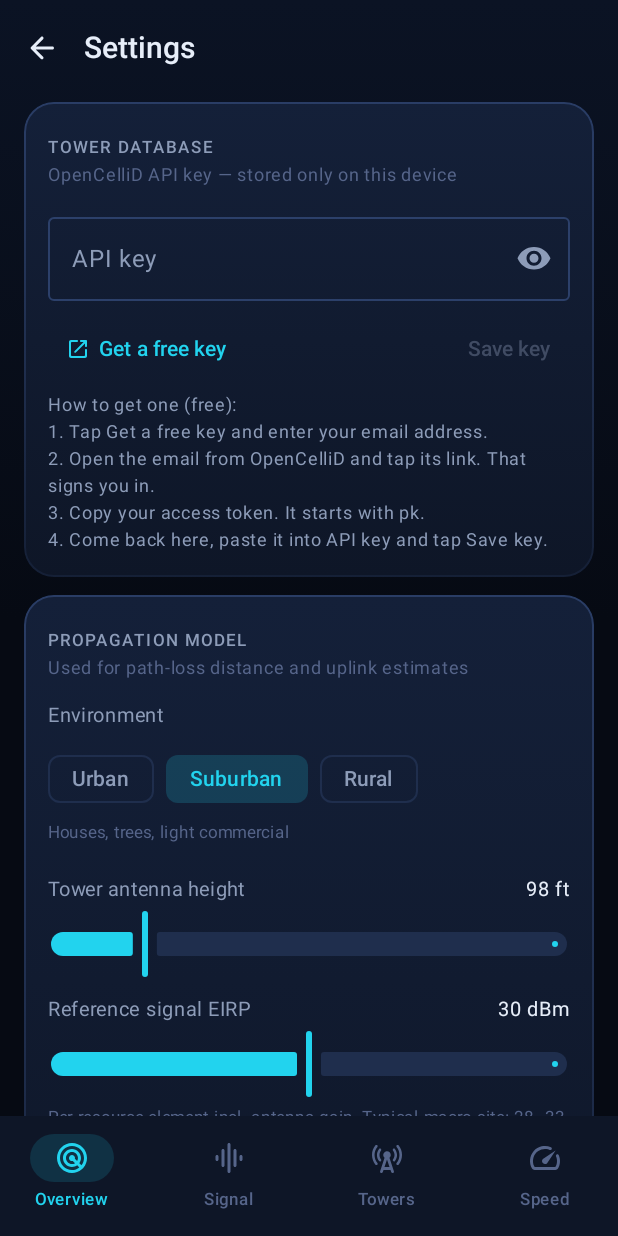
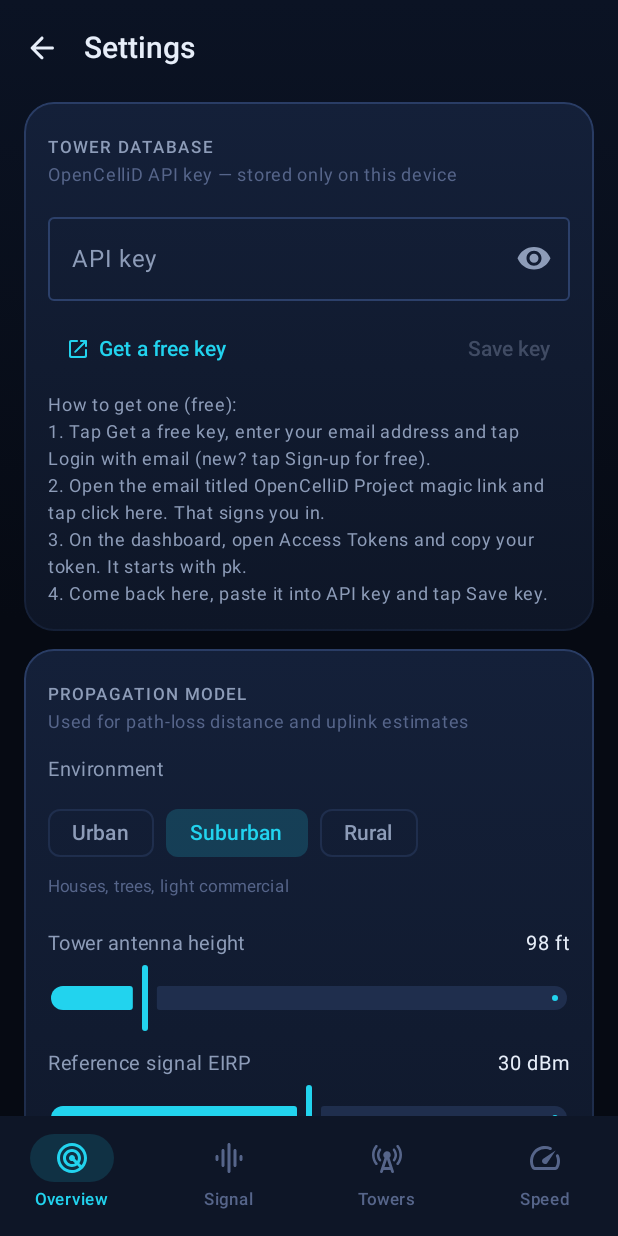
Before and after one commit to garyleebairdjr-cmyk/towerscope-live, an Android app built with Jetpack Compose: the screen it shows after launch (MainActivity), after a tap on "Settings", on a phone screen of 412 x 824 dp. Run offline under Robolectric (Android 15) with nearby library versions, the phone set to English and light mode, and no system bars; pictures from the network do not load.

Commit message:
Name the exact OpenCelliD screens in the key steps; link the picture guide
Co-Authored-By: Claude Opus 5.5 <noreply@anthropic.com>

```diff
--- a/shared/src/commonMain/kotlin/io/towerscope/ui/screens/SettingsScreens.kt
+++ b/shared/src/commonMain/kotlin/io/towerscope/ui/screens/SettingsScreens.kt
@@ -84,9 +84,9 @@ fun SettingsScreen(controller: AppController) {
                 Spacer(Modifier.height(4.dp))
                 Text(
                     "How to get one (free):\n" +
-                        "1. Tap Get a free key and enter your email address.\n" +
-                        "2. Open the email from OpenCelliD and tap its link. That signs you in.\n" +
-                        "3. Copy your access token. It starts with pk.\n" +
+                        "1. Tap Get a free key, enter your email address and tap Login with email (new? tap Sign-up for free).\n" +
+                        "2. Open the email titled OpenCelliD Project magic link and tap click here. That signs you in.\n" +
+                        "3. On the dashboard, open Access Tokens and copy your token. It starts with pk.\n" +
                         "4. Come back here, paste it into API key and tap Save key.",
                     fontSize = 12.sp, color = Palette.TextDim, lineHeight = 18.sp,
                 )
```
Also changed, not shown: 1 other file.
